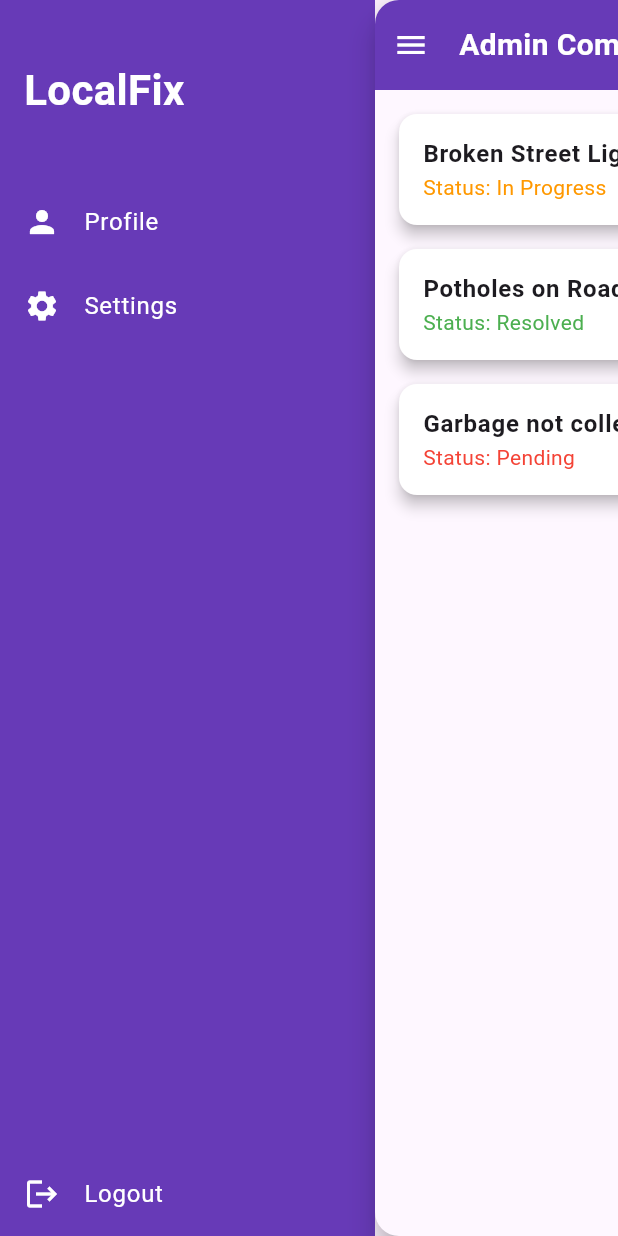
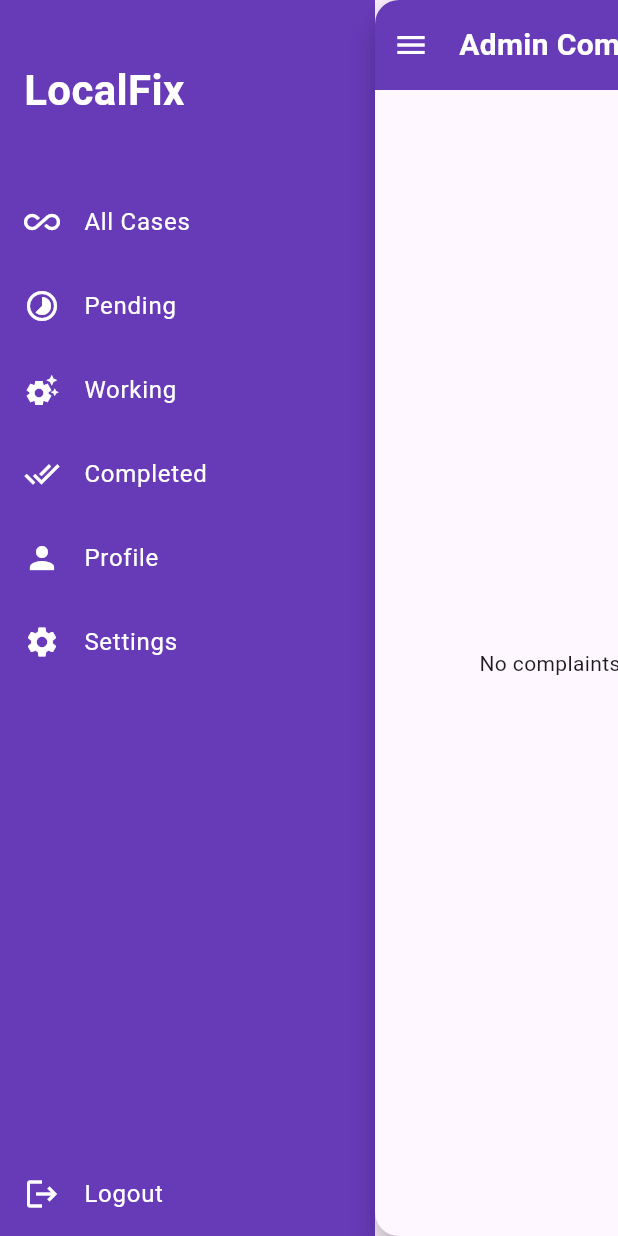
Before and after one commit to Devika-Yadav/LocalFix-App, a Flutter app: the AdminComplaintsPage screen opened directly, after a tap on the "menu" icon, on a phone screen of 412 x 824 dp. Run offline on Flutter 3.47's test engine with Material 3 defaults, Android fonts, the phone set to English and light mode, and no system bars; our stand-ins replace cloud_firestore, firebase_auth, firebase_core, image_picker; accounts and stored records are empty.

Commit message:
Feature: Govt officer display and eable to change the status commit

```diff
--- a/lib/pages/admin_complaints_page.dart
+++ b/lib/pages/admin_complaints_page.dart
@@ -1,4 +1,7 @@
 import 'package:flutter/material.dart';
+import 'package:cloud_firestore/cloud_firestore.dart';
+import 'package:firebase_auth/firebase_auth.dart';
+import 'dart:convert'; // Required to decode the Base64 image string
 
 class AdminComplaintsPage extends StatefulWidget {
   @override
@@ -7,54 +10,61 @@ class AdminComplaintsPage extends StatefulWidget {
 
 class _AdminComplaintsPageState extends State<AdminComplaintsPage> {
   bool isSidebarOpen = false;
-
-  List<Map<String, dynamic>> complaints = [
-    {
-      'title': 'Broken Street Light',
-      'description': 'The light near my house has been broken for 3 days.',
-      'status': 'In Progress',
-      'submittedAt': '2025-08-01',
-    },
-    {
-      'title': 'Potholes on Road',
-      'description': 'Huge potholes causing traffic jams.',
-      'status': 'Resolved',
-      'submittedAt': '2025-07-30',
-    },
-    {
-      'title': 'Garbage not collected',
-      'description': 'Garbage is not picked up from Sector 7A for 5 days.',
-      'status': 'Pending',
-      'submittedAt': '2025-08-03',
-    },
-  ];
+  // State variable to hold the currently selected filter
+  String currentFilter = 'All Cases';
 
   Color _getStatusColor(String status) {
     switch (status) {
-      case 'Resolved':
+      case 'Completed':
         return Colors.green;
-      case 'In Progress':
+      case 'Working':
         return Colors.orange;
       case 'Pending':
+      default:
         return Colors.red;
-      default:
-        return Colors.grey;
     }
   }
 
-  void _updateStatus(int index, String newStatus) {
-    setState(() {
-      complaints[index]['status'] = newStatus;
-    });
+  // CORE LOGIC: Update the status in Firestore
+  Future<void> _updateStatus(String complaintId, String newStatus) async {
+    try {
+      await FirebaseFirestore.instance
+          .collection('complaints')
+          .doc(complaintId)
+          .update({'status': newStatus});
+
+      ScaffoldMessenger.of(context).showSnackBar(
+        SnackBar(content: Text('Status updated to $newStatus')),
+      );
+    } catch (e) {
+      // In a real app, you'd check e.code for permission denied
+      ScaffoldMessenger.of(context).showSnackBar(
+        SnackBar(content: Text('Error updating status. Check Firestore Rules.')),
+      );
+    }
+  }
+
+  // Helper function to build the main query based on the filter
+  Stream<QuerySnapshot> _buildQuery() {
+    Query query = FirebaseFirestore.instance.collection('complaints');
+
+    if (currentFilter != 'All Cases') {
+      query = query.where('status', isEqualTo: currentFilter);
+    }
+
+    // Always order by timestamp for consistent display (newest first)
+    query = query.orderBy('timestamp', descending: true);
+
+    return query.snapshots();
   }
 
   @override
   Widget build(BuildContext context) {
     double sidebarWidth = 250;
-    Duration duration = Duration(milliseconds: 300);
+    Duration duration = const Duration(milliseconds: 300);
 
     return Scaffold(
-      backgroundColor: Color(0xFFF8EDF9),
+      backgroundColor: const Color(0xFFF8EDF9),
       body: Stack(
         children: [
           // Sidebar
@@ -71,8 +81,8 @@ class _AdminComplaintsPageState extends State<AdminComplaintsPage> {
                 children: [
                   Container(
                     width: double.infinity,
-                    padding: EdgeInsets.symmetric(horizontal: 16, vertical: 40),
-                    child: Text(
+                    padding: const EdgeInsets.symmetric(horizontal: 16, vertical: 40),
+                    child: const Text(
                       'LocalFix',
                       style: TextStyle(
                         color: Colors.white,
@@ -81,10 +91,17 @@ class _AdminComplaintsPageState extends State<AdminComplaintsPage> {
                       ),
                     ),
                   ),
-                  _buildDrawerItem(Icons.person, 'Profile'),
-                  _buildDrawerItem(Icons.settings, 'Settings'),
-                  Spacer(),
-                  _buildDrawerItem(Icons.logout, 'Logout'),
+                  // Navigation Filters (Status-based menu items)
+                  _buildDrawerItem(Icons.all_inclusive, 'All Cases', filter: 'All Cases'),
+                  _buildDrawerItem(Icons.timelapse, 'Pending', filter: 'Pending'),
+                  _buildDrawerItem(Icons.settings_suggest, 'Working', filter: 'Working'),
+                  _buildDrawerItem(Icons.done_all, 'Completed', filter: 'Completed'),
+
+                  // Original UI items
+                  _buildDrawerItem(Icons.person, 'Profile', filter: 'Profile'),
+                  _buildDrawerItem(Icons.settings, 'Settings', filter: 'Settings'),
+                  const Spacer(),
+                  _buildDrawerItem(Icons.logout, 'Logout', filter: 'Logout'),
                 ],
               ),
             ),
@@ -99,8 +116,7 @@ class _AdminComplaintsPageState extends State<AdminComplaintsPage> {
             bottom: 0,
             child: Material(
               elevation: 8,
-              borderRadius:
-                  isSidebarOpen ? BorderRadius.circular(16) : BorderRadius.zero,
+              borderRadius: isSidebarOpen ? BorderRadius.circular(16) : BorderRadius.zero,
               child: Column(
                 children: [
                   // Top App Bar
@@ -109,7 +125,7 @@ class _AdminComplaintsPageState extends State<AdminComplaintsPage> {
                     decoration: BoxDecoration(
                       color: Colors.deepPurple,
                       borderRadius: isSidebarOpen
-                          ? BorderRadius.only(
+                          ? const BorderRadius.only(
                               topLeft: Radius.circular(16),
                               topRight: Radius.circular(16),
                             )
@@ -118,17 +134,17 @@ class _AdminComplaintsPageState extends State<AdminComplaintsPage> {
                     child: Row(
                       children: [
                         IconButton(
-                          icon: Icon(Icons.menu, color: Colors.white),
+                          icon: const Icon(Icons.menu, color: Colors.white),
                           onPressed: () {
                             setState(() {
                               isSidebarOpen = !isSidebarOpen;
                             });
                           },
                         ),
-                        SizedBox(width: 8),
+                        const SizedBox(width: 8),
                         Text(
-                          'Admin Complaints',
-                          style: TextStyle(
+                          'Admin Complaints: $currentFilter',
+                          style: const TextStyle(
                             color: Colors.white,
                             fontSize: 20,
                             fontWeight: FontWeight.bold,
@@ -138,71 +154,39 @@ class _AdminComplaintsPageState extends State<AdminComplaintsPage> {
                     ),
                   ),
 
-                  // Complaint List
+                  // Complaint List (USES STREAMBUILDER)
                   Expanded(
-                    child: ListView.builder(
-                      padding: EdgeInsets.all(16),
-                      itemCount: complaints.length,
-                      itemBuilder: (context, index) {
-                        final complaint = complaints[index];
-                        return Card(
-                          margin: EdgeInsets.only(bottom: 16),
-                          shape: RoundedRectangleBorder(
-                            borderRadius: BorderRadius.circular(12),
-                          ),
-                          color: Colors.white,
-                          elevation: 4,
-                          child: ExpansionTile(
-                            title: Text(
-                              complaint['title'],
-                              style: TextStyle(fontWeight: FontWeight.bold),
-                            ),
-                            subtitle: Text(
-                              "Status: ${complaint['status']}",
-                              style: TextStyle(
-                                color: _getStatusColor(complaint['status']),
-                              ),
-                            ),
-                            children: [
-                              Padding(
-                                padding: const EdgeInsets.all(12.0),
-                                child: Column(
-                                  crossAxisAlignment: CrossAxisAlignment.start,
-                                  children: [
-                                    Text("Description: ${complaint['description']}"),
-                                    SizedBox(height: 8),
-                                    Text("Submitted On: ${complaint['submittedAt']}"),
-                                    SizedBox(height: 12),
-                                    Text(
-                                      "Change Status:",
-                                      style: TextStyle(fontWeight: FontWeight.w600),
-                                    ),
-                                    Row(
-                                      children: [
-                                        ElevatedButton(
-                                          onPressed: () =>
-                                              _updateStatus(index, "In Progress"),
-                                          child: Text("In Progress"),
-                                          style: ElevatedButton.styleFrom(
-                                            backgroundColor: Colors.orange,
-                                          ),
-                                        ),
-                                        SizedBox(width: 10),
-                                        ElevatedButton(
-                                          onPressed: () =>
-                                              _updateStatus(index, "Resolved"),
-                                          child: Text("Resolved"),
-                                          style: ElevatedButton.styleFrom(
-                                            backgroundColor: Colors.green,
-                                          ),
-                                        ),
-                                      ],
-                                    )
-                                  ],
-                                ),
-                              )
-                            ],
-                          ),
+                    child: StreamBuilder<QuerySnapshot>(
+                      stream: _buildQuery(),
+                      builder: (context, snapshot) {
+                        if (snapshot.connectionState == ConnectionState.waiting) {
+                          return const Center(child: CircularProgressIndicator());
+                        }
+                        if (snapshot.hasError) {
+                          return Center(child: Text('Error loading complaints: ${snapshot.error}'));
+                        }
+                        if (!snapshot.hasData || snapshot.data!.docs.isEmpty) {
+                          return Center(child: Text('No complaints found for status: $currentFilter.'));
+                        }
+
+                        final complaints = snapshot.data!.docs;
+
+                        return ListView.builder(
+                          padding: const EdgeInsets.all(16),
+                          itemCount: complaints.length,
+                          itemBuilder: (context, index) {
+                            final complaintData = complaints[index].data() as Map<String, dynamic>;
+                            final complaintId = complaints[index].id;
+                            final status = complaintData['status'] ?? 'Pending';
+
+                            return ComplaintCard(
+                              complaintId: complaintId,
+                              complaintData: complaintData,
+                              status: status,
+                              getStatusColor: _getStatusColor,
+                              updateStatus: _updateStatus,
+                            );
+                          },
                         );
                       },
                     ),
@@ -216,19 +200,153 @@ class _AdminComplaintsPageState extends State<AdminComplaintsPage> {
     );
   }
 
-  Widget _buildDrawerItem(IconData icon, String title) {
+  // Modified Drawer Item to handle status filtering
+  Widget _buildDrawerItem(IconData icon, String title, {required String filter}) {
+    bool isSelected = filter == currentFilter;
     return ListTile(
+      tileColor: isSelected ? Colors.deepPurple.shade700 : null,
       leading: Icon(icon, color: Colors.white),
-      title: Text(title, style: TextStyle(color: Colors.white, fontSize: 16)),
-      onTap: () {
-        if (title == 'Logout') {
+      title: Text(title, style: const TextStyle(color: Colors.white, fontSize: 16)),
+      onTap: () async {
+        if (filter == 'Logout') {
+          await FirebaseAuth.instance.signOut();
+          // Navigate back to the login page (or first route)
           Navigator.popUntil(context, (route) => route.isFirst);
-        } else {
+        } else if (filter == 'Profile' || filter == 'Settings') {
           ScaffoldMessenger.of(context).showSnackBar(
             SnackBar(content: Text('$title page coming soon!')),
           );
+        } else {
+          // Set the filter and close the sidebar
+          setState(() {
+            currentFilter = filter;
+            isSidebarOpen = false;
+          });
         }
       },
     );
   }
 }
+
+// -------------------------------------------------------------
+// SEPARATE WIDGET FOR COMPLAINT CARD (with Status Buttons)
+// -------------------------------------------------------------
+class ComplaintCard extends StatelessWidget {
+  final String complaintId;
+  final Map<String, dynamic> complaintData;
+  final String status;
+  final Color Function(String) getStatusColor;
+  final Future<void> Function(String, String) updateStatus;
+
+  const ComplaintCard({
+    required this.complaintId,
+    required this.complaintData,
+    required this.status,
+    required this.getStatusColor,
+    required this.updateStatus,
+    super.key,
+  });
+
+  Widget _buildImage(String? base64String) {
+    if (base64String == null || base64String.isEmpty) {
+      return const SizedBox.shrink();
+    }
+    try {
+      final imageBytes = base64Decode(base64String);
+      return Padding(
+        padding: const EdgeInsets.only(bottom: 8.0, top: 8.0),
+        child: Image.memory(
+          imageBytes,
+          fit: BoxFit.cover,
+          height: 150,
+          width: double.infinity,
+        ),
+      );
+    } catch (e) {
+      return const Text('Error loading image proof');
+    }
+  }
+
+  @override
+  Widget build(BuildContext context) {
+    return Card(
+      margin: const EdgeInsets.only(bottom: 16),
+      shape: RoundedRectangleBorder(borderRadius: BorderRadius.circular(12)),
+      color: Colors.white,
+      elevation: 4,
+      child: ExpansionTile(
+        title: Text(
+          complaintData['title'] ?? 'N/A',
+          style: const TextStyle(fontWeight: FontWeight.bold),
+        ),
+        subtitle: Text(
+          "Status: $status",
+          style: TextStyle(color: getStatusColor(status)),
+        ),
+        children: [
+          Padding(
+            padding: const EdgeInsets.all(12.0),
+            child: Column(
+              crossAxisAlignment: CrossAxisAlignment.start,
+              children: [
+                _buildImage(complaintData['image_base64'] as String?),
+                Text("Description: ${complaintData['description'] ?? 'N/A'}"),
+                const SizedBox(height: 8),
+                Text("Submitted On: ${complaintData['date'] ?? 'N/A'}"),
+                Text("Reporter: ${complaintData['name'] ?? 'N/A'}"),
+                Text("Location: ${complaintData['location'] ?? 'N/A'}"),
+                const SizedBox(height: 12),
+
+                // Status Update Buttons Section
+                const Text(
+                  "Change Status:",
+                  style: TextStyle(fontWeight: FontWeight.w600),
+                ),
+                const SizedBox(height: 8),
+
+                Row(
+                  mainAxisAlignment: MainAxisAlignment.spaceAround,
+                  children: [
+                    // Button 1: Mark Working (for Pending or Completed to revisit)
+                    if (status == 'Pending')
+                      ElevatedButton.icon(
+                        icon: const Icon(Icons.engineering, size: 18),
+                        label: const Text("Mark Working"),
+                        onPressed: () => updateStatus(complaintId, "Working"),
+                        style: ElevatedButton.styleFrom(
+                          backgroundColor: Colors.orange,
+                          foregroundColor: Colors.white,
+                        ),
+                      ),
+
+                    // Button 2: Mark Completed (for Working complaints)
+                    if (status == 'Working')
+                      ElevatedButton.icon(
+                        icon: const Icon(Icons.check_circle, size: 18),
+                        label: const Text("Mark Completed"),
+                        onPressed: () => updateStatus(complaintId, "Completed"),
+                        style: ElevatedButton.styleFrom(
+                          backgroundColor: Colors.green,
+                          foregroundColor: Colors.white,
+                        ),
+                      ),
+                  ],
+                ),
+
+                // Show a message if it's already completed and no further action is expected
+                if (status == 'Completed')
+                  const Padding(
+                    padding: EdgeInsets.only(top: 8.0),
+                    child: Text(
+                      'This complaint is marked as Completed.',
+                      style: TextStyle(color: Colors.grey),
+                    ),
+                  )
+              ],
+            ),
+          )
+        ],
+      ),
+    );
+  }
+}
--- a/lib/pages/signup_page.dart
+++ b/lib/pages/signup_page.dart
@@ -1,9 +1,10 @@
 import 'package:flutter/material.dart';
 import 'login_page.dart';
-import 'complaint_page.dart';
+// import 'complaint_page.dart';
 import 'admin_complaints_page.dart'; // Admin page
 import 'package:firebase_auth/firebase_auth.dart';
 import 'package:cloud_firestore/cloud_firestore.dart';
+import 'myComplaints_page.dart';
 
 
 class SignupPage extends StatefulWidget {
@@ -71,7 +72,7 @@ class _SignupPageState extends State<SignupPage> {
       // but ComplaintPage is acceptable if that's the desired first screen.
       Navigator.pushReplacement(
         context,
-        MaterialPageRoute(builder: (_) => ComplaintPage()),
+        MaterialPageRoute(builder: (_) => MyComplaintsPage()),
       );
     }
 
```
Also changed, not shown: 1 other file.
